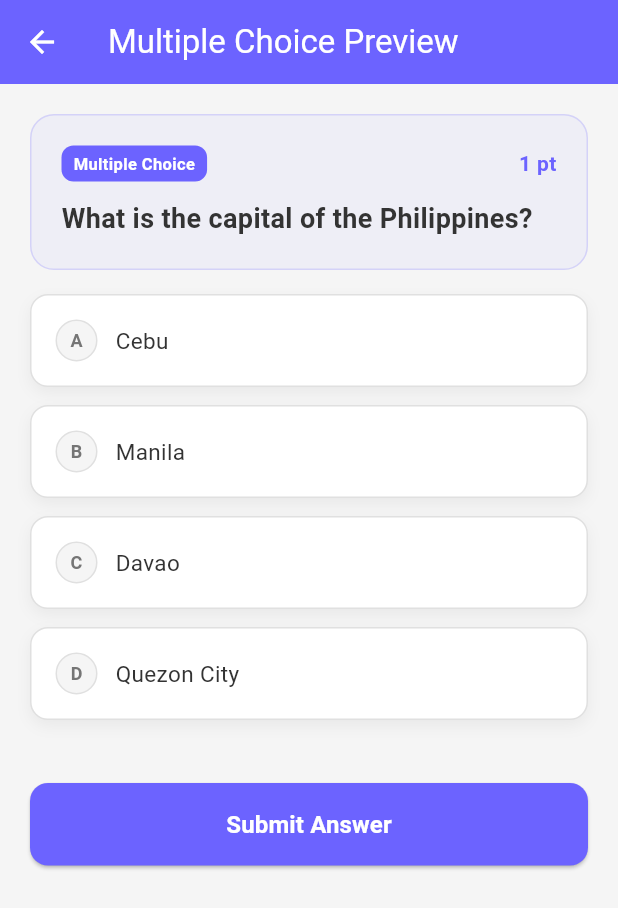
After one commit to kiesike/Quizzard-Deployment-incomplete, a Flutter app: the QuestionPreviewScreen screen opened by its route, on a phone screen of 412 x 824 dp. The commit adds this screen. Shown: the top 908 px of the screen. Run offline on Flutter 3.47's test engine with Material 3 defaults, Android fonts, the phone set to English and light mode, and no system bars; our stand-ins replace shared_preferences; accounts and stored records are empty.

Commit message:
QZ-7: Multiple Choice Question Type

```diff
--- a/frontend/lib/main.dart
+++ b/frontend/lib/main.dart
@@ -4,6 +4,7 @@ import 'screens/register_screen.dart';
 import 'screens/student_dashboard_screen.dart';
 import 'screens/teacher_dashboard_screen.dart';
 import 'screens/admin_dashboard_screen.dart';
+import 'screens/question_preview_screen.dart';
 import 'services/auth_service.dart';
 
 void main() {
@@ -31,6 +32,7 @@ class QuizzardApp extends StatelessWidget {
         '/student-dashboard': (context) => const StudentDashboardScreen(),
         '/teacher-dashboard': (context) => const TeacherDashboardScreen(),
         '/admin-dashboard': (context) => const AdminDashboardScreen(),
+        '/question-preview': (context) => const QuestionPreviewScreen(),
       },
     );
   }
--- /dev/null
+++ b/frontend/lib/screens/question_preview_screen.dart
@@ -0,0 +1,106 @@
+import 'package:flutter/material.dart';
+import '../widgets/multiple_choice_widget.dart';
+import '../widgets/multiple_choice_result_widget.dart';
+
+class QuestionPreviewScreen extends StatefulWidget {
+  const QuestionPreviewScreen({super.key});
+
+  @override
+  State<QuestionPreviewScreen> createState() => _QuestionPreviewScreenState();
+}
+
+class _QuestionPreviewScreenState extends State<QuestionPreviewScreen> {
+  int? _selectedAnswerId;
+  bool _submitted = false;
+
+  // Sample question data matching our API response
+  final Map<String, dynamic> _sampleQuestion = {
+    'id': 1,
+    'question_text': 'What is the capital of the Philippines?',
+    'question_type': 'multiple_choice',
+    'points': 1,
+    'answer_options': [
+      {'id': 1, 'option_text': 'Cebu', 'is_correct': false, 'order': 1},
+      {'id': 2, 'option_text': 'Manila', 'is_correct': true, 'order': 2},
+      {'id': 3, 'option_text': 'Davao', 'is_correct': false, 'order': 3},
+      {'id': 4, 'option_text': 'Quezon City', 'is_correct': false, 'order': 4},
+    ],
+  };
+
+  @override
+  Widget build(BuildContext context) {
+    return Scaffold(
+      backgroundColor: const Color(0xFFF5F5F5),
+      appBar: AppBar(
+        title: const Text('Multiple Choice Preview'),
+        backgroundColor: const Color(0xFF6C63FF),
+        foregroundColor: Colors.white,
+      ),
+      body: SingleChildScrollView(
+        padding: const EdgeInsets.all(20),
+        child: Column(
+          children: [
+            // Show question or result based on submission
+            _submitted
+                ? MultipleChoiceResultWidget(
+                    question: _sampleQuestion,
+                    selectedAnswerId: _selectedAnswerId,
+                  )
+                : MultipleChoiceWidget(
+                    question: _sampleQuestion,
+                    selectedAnswerId: _selectedAnswerId,
+                    onAnswerSelected: (id) {
+                      setState(() => _selectedAnswerId = id);
+                    },
+                  ),
+
+            const SizedBox(height: 30),
+
+            // Submit / Reset button
+            SizedBox(
+              width: double.infinity,
+              height: 55,
+              child: ElevatedButton(
+                onPressed: () {
+                  if (_submitted) {
+                    setState(() {
+                      _submitted = false;
+                      _selectedAnswerId = null;
+                    });
+                  } else {
+                    if (_selectedAnswerId == null) {
+                      ScaffoldMessenger.of(context).showSnackBar(
+                        const SnackBar(
+                          content: Text('Please select an answer first!'),
+                          backgroundColor: Colors.orange,
+                        ),
+                      );
+                      return;
+                    }
+                    setState(() => _submitted = true);
+                  }
+                },
+                style: ElevatedButton.styleFrom(
+                  backgroundColor: _submitted
+                      ? Colors.grey
+                      : const Color(0xFF6C63FF),
+                  shape: RoundedRectangleBorder(
+                    borderRadius: BorderRadius.circular(12),
+                  ),
+                ),
+                child: Text(
+                  _submitted ? 'Try Again' : 'Submit Answer',
+                  style: const TextStyle(
+                    color: Colors.white,
+                    fontSize: 16,
+                    fontWeight: FontWeight.bold,
+                  ),
+                ),
+              ),
+            ),
+          ],
+        ),
+      ),
+    );
+  }
+}
--- /dev/null
+++ b/frontend/lib/widgets/multiple_choice_widget.dart
@@ -0,0 +1,176 @@
+import 'package:flutter/material.dart';
+
+class MultipleChoiceWidget extends StatefulWidget {
+  final Map<String, dynamic> question;
+  final Function(int?) onAnswerSelected;
+  final int? selectedAnswerId;
+
+  const MultipleChoiceWidget({
+    super.key,
+    required this.question,
+    required this.onAnswerSelected,
+    this.selectedAnswerId,
+  });
+
+  @override
+  State<MultipleChoiceWidget> createState() => _MultipleChoiceWidgetState();
+}
+
+class _MultipleChoiceWidgetState extends State<MultipleChoiceWidget> {
+  int? _selectedOptionId;
+
+  @override
+  void initState() {
+    super.initState();
+    _selectedOptionId = widget.selectedAnswerId;
+  }
+
+  @override
+  Widget build(BuildContext context) {
+    final options = widget.question['answer_options'] as List;
+
+    return Column(
+      crossAxisAlignment: CrossAxisAlignment.start,
+      children: [
+        // Question text
+        Container(
+          width: double.infinity,
+          padding: const EdgeInsets.all(20),
+          decoration: BoxDecoration(
+            color: const Color(0xFF6C63FF).withOpacity(0.05),
+            borderRadius: BorderRadius.circular(16),
+            border: Border.all(
+              color: const Color(0xFF6C63FF).withOpacity(0.2),
+            ),
+          ),
+          child: Column(
+            crossAxisAlignment: CrossAxisAlignment.start,
+            children: [
+              Row(
+                children: [
+                  Container(
+                    padding: const EdgeInsets.symmetric(
+                        horizontal: 8, vertical: 4),
+                    decoration: BoxDecoration(
+                      color: const Color(0xFF6C63FF),
+                      borderRadius: BorderRadius.circular(8),
+                    ),
+                    child: const Text(
+                      'Multiple Choice',
+                      style: TextStyle(
+                        color: Colors.white,
+                        fontSize: 11,
+                        fontWeight: FontWeight.bold,
+                      ),
+                    ),
+                  ),
+                  const Spacer(),
+                  Text(
+                    '${widget.question['points']} pt${widget.question['points'] > 1 ? 's' : ''}',
+                    style: const TextStyle(
+                      color: Color(0xFF6C63FF),
+                      fontWeight: FontWeight.bold,
+                    ),
+                  ),
+                ],
+              ),
+              const SizedBox(height: 12),
+              Text(
+                widget.question['question_text'],
+                style: const TextStyle(
+                  fontSize: 18,
+                  fontWeight: FontWeight.bold,
+                  color: Color(0xFF333333),
+                ),
+              ),
+            ],
+          ),
+        ),
+        const SizedBox(height: 16),
+
+        // Answer options
+        ...options.map((option) {
+          final isSelected = _selectedOptionId == option['id'];
+          return GestureDetector(
+            onTap: () {
+              setState(() => _selectedOptionId = option['id']);
+              widget.onAnswerSelected(option['id']);
+            },
+            child: AnimatedContainer(
+              duration: const Duration(milliseconds: 200),
+              margin: const EdgeInsets.only(bottom: 12),
+              padding: const EdgeInsets.all(16),
+              decoration: BoxDecoration(
+                color: isSelected
+                    ? const Color(0xFF6C63FF)
+                    : Colors.white,
+                borderRadius: BorderRadius.circular(12),
+                border: Border.all(
+                  color: isSelected
+                      ? const Color(0xFF6C63FF)
+                      : Colors.grey.shade300,
+                  width: isSelected ? 2 : 1,
+                ),
+                boxShadow: [
+                  BoxShadow(
+                    color: isSelected
+                        ? const Color(0xFF6C63FF).withOpacity(0.3)
+                        : Colors.black.withOpacity(0.05),
+                    blurRadius: 8,
+                    offset: const Offset(0, 4),
+                  ),
+                ],
+              ),
+              child: Row(
+                children: [
+                  Container(
+                    width: 28,
+                    height: 28,
+                    decoration: BoxDecoration(
+                      color: isSelected
+                          ? Colors.white
+                          : Colors.grey.shade100,
+                      borderRadius: BorderRadius.circular(14),
+                      border: Border.all(
+                        color: isSelected
+                            ? Colors.white
+                            : Colors.grey.shade300,
+                      ),
+                    ),
+                    child: isSelected
+                        ? const Icon(Icons.check,
+                            size: 16, color: Color(0xFF6C63FF))
+                        : Center(
+                            child: Text(
+                              String.fromCharCode(
+                                  65 + options.indexOf(option)),
+                              style: TextStyle(
+                                color: Colors.grey.shade600,
+                                fontWeight: FontWeight.bold,
+                                fontSize: 12,
+                              ),
+                            ),
+                          ),
+                  ),
+                  const SizedBox(width: 12),
+                  Expanded(
+                    child: Text(
+                      option['option_text'],
+                      style: TextStyle(
+                        color: isSelected ? Colors.white : const Color(0xFF333333),
+                        fontSize: 15,
+                        fontWeight: isSelected
+                            ? FontWeight.bold
+                            : FontWeight.normal,
+                      ),
+                    ),
+                  ),
+                ],
+              ),
+            ),
+          );
+        }),
+      ],
+    );
+  }
+}
```
Also changed, not shown: frontend/lib/screens/student_dashboard_screen.dart (+21 -0 lines), frontend/lib/widgets/multiple_choice_result_widget.dart (added, +182 -0 lines), 2 other files.
